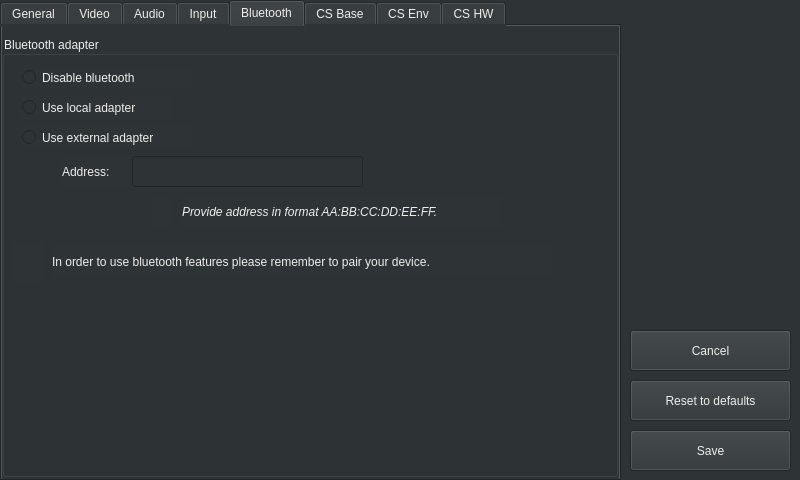
Qt form src/autoapp/UI/settingswindow.ui (arash-rasouli/openauto) before a commit.
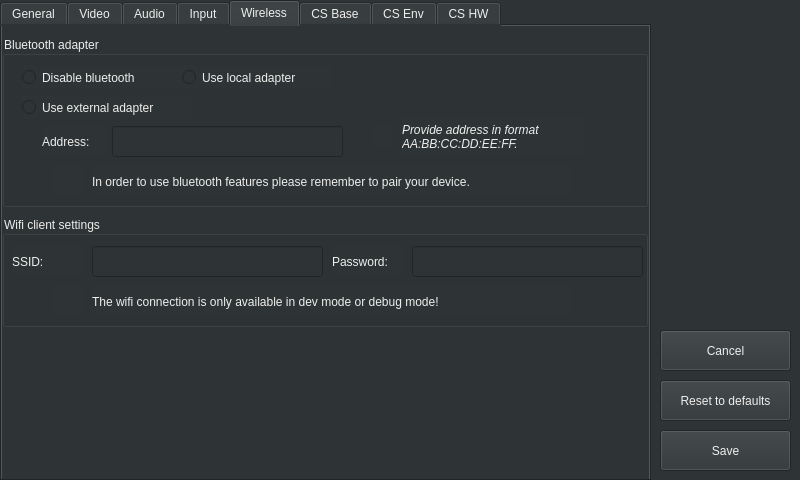
The same form after that commit. The open tabs and pages were chosen to show the change. Icons and pictures are not drawn.

Commit message: Rearange gui / Add wifi setup

```diff
--- a/src/autoapp/UI/settingswindow.ui
+++ b/src/autoapp/UI/settingswindow.ui
@@ -33,9 +33,9 @@
   <widget class="QPushButton" name="pushButtonSave">
    <property name="geometry">
     <rect>
-     <x>630</x>
+     <x>660</x>
      <y>430</y>
-     <width>161</width>
+     <width>131</width>
      <height>41</height>
     </rect>
    </property>
@@ -49,9 +49,9 @@
   <widget class="QPushButton" name="pushButtonCancel">
    <property name="geometry">
     <rect>
-     <x>630</x>
+     <x>660</x>
      <y>330</y>
-     <width>161</width>
+     <width>131</width>
      <height>41</height>
     </rect>
    </property>
@@ -70,7 +70,7 @@
     <rect>
      <x>0</x>
      <y>0</y>
-     <width>621</width>
+     <width>651</width>
      <height>481</height>
     </rect>
    </property>
@@ -1001,15 +1001,15 @@
    </widget>
    <widget class="QWidget" name="tabBluetooth">
     <attribute name="title">
-     <string>Bluetooth</string>
+     <string>Wireless</string>
     </attribute>
     <widget class="QGroupBox" name="groupBoxBluetoothAdapter">
      <property name="geometry">
       <rect>
        <x>0</x>
        <y>10</y>
-       <width>616</width>
-       <height>441</height>
+       <width>646</width>
+       <height>171</height>
       </rect>
      </property>
      <property name="title">
@@ -1032,7 +1032,7 @@
       <property name="geometry">
        <rect>
         <x>20</x>
-        <y>90</y>
+        <y>60</y>
         <width>171</width>
         <height>23</height>
        </rect>
@@ -1044,8 +1044,8 @@
      <widget class="QLineEdit" name="lineEditExternalBluetoothAdapterAddress">
       <property name="geometry">
        <rect>
-        <x>130</x>
-        <y>120</y>
+        <x>110</x>
+        <y>90</y>
         <width>231</width>
         <height>31</height>
        </rect>
@@ -1054,8 +1054,8 @@
      <widget class="QLabel" name="labelBluetoothAdapterAddress">
       <property name="geometry">
        <rect>
-        <x>60</x>
-        <y>120</y>
+        <x>40</x>
+        <y>90</y>
         <width>67</width>
         <height>31</height>
        </rect>
@@ -1067,10 +1067,10 @@
      <widget class="QLabel" name="labelBluetoothAddressFormatInfo">
       <property name="geometry">
        <rect>
-        <x>180</x>
-        <y>160</y>
-        <width>320</width>
-        <height>31</height>
+        <x>400</x>
+        <y>80</y>
+        <width>181</width>
+        <height>41</height>
        </rect>
       </property>
       <property name="font">
@@ -1081,14 +1081,17 @@
       <property name="text">
        <string>Provide address in format AA:BB:CC:DD:EE:FF.</string>
       </property>
+      <property name="wordWrap">
+       <bool>true</bool>
+      </property>
      </widget>
      <widget class="QLabel" name="labelBluetoothAddressFormatInfoIcon">
       <property name="geometry">
        <rect>
-        <x>150</x>
-        <y>160</y>
+        <x>370</x>
+        <y>90</y>
         <width>21</width>
-        <height>31</height>
+        <height>21</height>
        </rect>
       </property>
       <property name="text">
@@ -1098,8 +1101,8 @@
      <widget class="QRadioButton" name="radioButtonUseLocalBluetoothAdapter">
       <property name="geometry">
        <rect>
-        <x>20</x>
-        <y>60</y>
+        <x>180</x>
+        <y>30</y>
         <width>151</width>
         <height>23</height>
        </rect>
@@ -1111,10 +1114,10 @@
      <widget class="QLabel" name="labelPairWarningIcon">
       <property name="geometry">
        <rect>
-        <x>10</x>
-        <y>206</y>
+        <x>50</x>
+        <y>130</y>
         <width>31</width>
-        <height>41</height>
+        <height>31</height>
        </rect>
       </property>
       <property name="text">
@@ -1124,9 +1127,9 @@
      <widget class="QLabel" name="labelPairWarning">
       <property name="geometry">
        <rect>
-        <x>50</x>
-        <y>210</y>
-        <width>501</width>
+        <x>90</x>
+        <y>130</y>
+        <width>481</width>
         <height>31</height>
        </rect>
       </property>
@@ -1135,6 +1138,100 @@
       </property>
      </widget>
     </widget>
+    <widget class="QGroupBox" name="groupBoxWifiClient">
+     <property name="geometry">
+      <rect>
+       <x>0</x>
+       <y>190</y>
+       <width>646</width>
+       <height>111</height>
+      </rect>
+     </property>
+     <property name="title">
+      <string>Wifi client settings</string>
+     </property>
+     <widget class="QLineEdit" name="lineEditWifiClientPassword">
+      <property name="geometry">
+       <rect>
+        <x>410</x>
+        <y>30</y>
+        <width>231</width>
+        <height>31</height>
+       </rect>
+      </property>
+      <property name="frame">
+       <bool>true</bool>
+      </property>
+      <property name="echoMode">
+       <enum>QLineEdit::PasswordEchoOnEdit</enum>
+      </property>
+      <property name="clearButtonEnabled">
+       <bool>false</bool>
+      </property>
+     </widget>
+     <widget class="QLabel" name="labelWifiClientPassword">
+      <property name="geometry">
+       <rect>
+        <x>330</x>
+        <y>30</y>
+        <width>71</width>
+        <height>31</height>
+       </rect>
+      </property>
+      <property name="text">
+       <string>Password:</string>
+      </property>
+     </widget>
+     <widget class="QLabel" name="labelUseWarningIcon">
+      <property name="geometry">
+       <rect>
+        <x>50</x>
+        <y>70</y>
+        <width>31</width>
+        <height>31</height>
+       </rect>
+      </property>
+      <property name="text">
+       <string>&lt;html&gt;&lt;head/&gt;&lt;body&gt;&lt;p&gt;&lt;img src=&quot;:/ico_warning.png&quot;/&gt;&lt;/p&gt;&lt;/body&gt;&lt;/html&gt;</string>
+      </property>
+     </widget>
+     <widget class="QLabel" name="labelUseWarning">
+      <property name="geometry">
+       <rect>
+        <x>90</x>
+        <y>70</y>
+        <width>481</width>
+        <height>31</height>
+       </rect>
+      </property>
+      <property name="text">
+       <string>The wifi connection is only available in dev mode or debug mode!</string>
+      </property>
+     </widget>
+     <widget class="QLineEdit" name="lineEditWifiClientSSID">
+      <property name="geometry">
+       <rect>
+        <x>90</x>
+        <y>30</y>
+        <width>231</width>
+        <height>31</height>
+       </rect>
+      </property>
+     </widget>
+     <widget class="QLabel" name="labelWifiClientSSID">
+      <property name="geometry">
+       <rect>
+        <x>10</x>
+        <y>30</y>
+        <width>71</width>
+        <height>31</height>
+       </rect>
+      </property>
+      <property name="text">
+       <string>SSID:</string>
+      </property>
+     </widget>
+    </widget>
    </widget>
    <widget class="QWidget" name="tabCrankshaftNG">
     <attribute name="title">
@@ -3340,10 +3437,10 @@
   <widget class="QLabel" name="labelSettingsIcon">
    <property name="geometry">
     <rect>
-     <x>650</x>
-     <y>80</y>
+     <x>660</x>
+     <y>30</y>
      <width>131</width>
-     <height>151</height>
+     <height>131</height>
     </rect>
    </property>
    <property name="text">
@@ -3353,9 +3450,9 @@
   <widget class="QPushButton" name="pushButtonResetToDefaults">
    <property name="geometry">
     <rect>
-     <x>630</x>
+     <x>660</x>
      <y>380</y>
-     <width>161</width>
+     <width>131</width>
      <height>41</height>
     </rect>
    </property>
```
Left out of the diff: 953 changed lines with no effect on the pictures. The commit also changes 3 other files.
